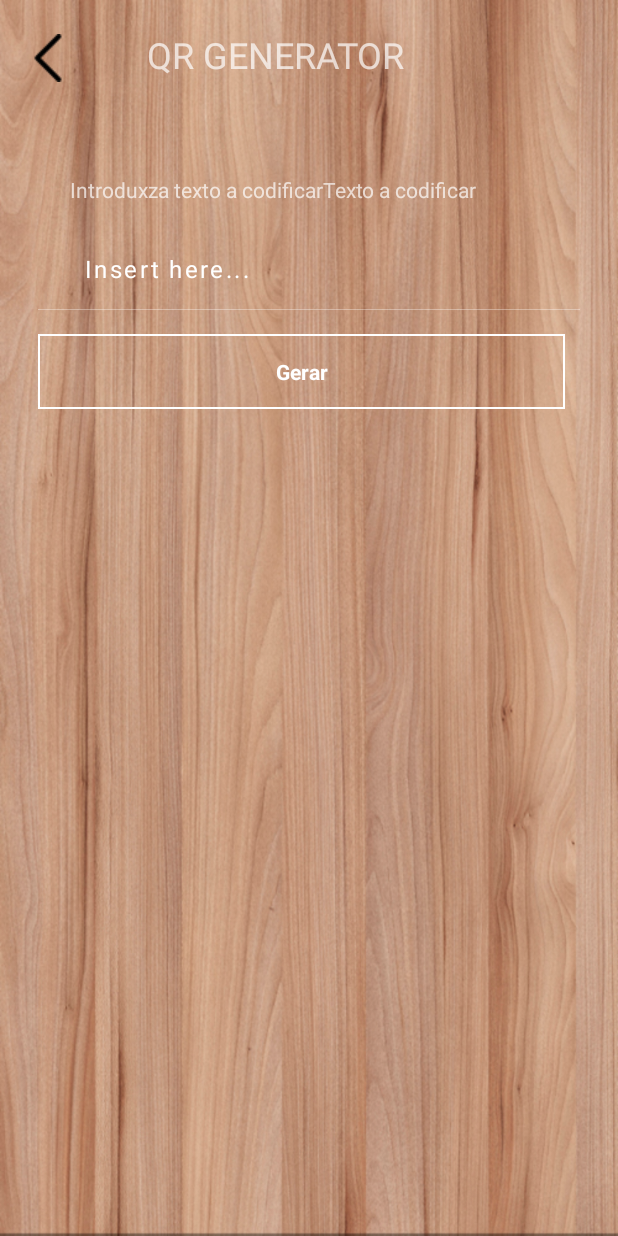
After one commit to argon7/PINT, an Android app: the GeneratorActivity screen opened directly, with no data from a screen before it, on a phone screen of 412 x 824 dp. The commit adds this screen. Run offline under Robolectric (Android 15) with nearby library versions, the phone set to English and light mode, and no system bars; libraries missing offline, so code that uses them is left out: com.journeyapps.barcodescanner.

Commit message:
QRcode Generator

```diff
--- a/app/src/main/AndroidManifest.xml
+++ b/app/src/main/AndroidManifest.xml
@@ -2,7 +2,7 @@
 <manifest xmlns:android="http://schemas.android.com/apk/res/android"
     package="com.example.pint">
 
-    <uses-permission android:name="android.permission.INTERNET"/>
+    <uses-permission android:name="android.permission.INTERNET" />
 
     <application
         android:allowBackup="true"
@@ -11,7 +11,8 @@
         android:roundIcon="@mipmap/ic_launcher_round"
         android:supportsRtl="true"
         android:theme="@style/AppTheme">
-        <activity android:name=".MensagemActivity"></activity>
+        <activity android:name=".GeneratorActivity"></activity>
+        <activity android:name=".MensagemActivity" />
         <activity android:name=".AcercaActivity" />
         <activity android:name=".PermissoesActivity" />
         <activity
--- /dev/null
+++ b/app/src/main/java/com/example/pint/GeneratorActivity.java
@@ -0,0 +1,46 @@
+package com.example.pint;
+
+import android.graphics.Bitmap;
+import android.os.Bundle;
+import android.support.v7.app.AppCompatActivity;
+import android.view.View;
+import android.widget.EditText;
+import android.widget.ImageView;
+import android.widget.TextView;
+
+import com.google.zxing.BarcodeFormat;
+import com.google.zxing.MultiFormatWriter;
+import com.google.zxing.WriterException;
+import com.google.zxing.common.BitMatrix;
+import com.journeyapps.barcodescanner.BarcodeEncoder;
+
+public class GeneratorActivity extends AppCompatActivity {
+    EditText text;
+    TextView gen_btn;
+    ImageView image;
+    @Override
+    protected void onCreate(Bundle savedInstanceState) {
+        super.onCreate(savedInstanceState);
+        setContentView(R.layout.activity_generator);
+        text=(EditText) findViewById(R.id.text);
+        gen_btn=findViewById(R.id.gen_btn);
+        image = (ImageView) findViewById(R.id.image_gen);
+        gen_btn.setOnClickListener(new View.OnClickListener() {
+            @Override
+            public void onClick(View v) {
+                MultiFormatWriter multiFormatWriter = new MultiFormatWriter();
+
+                try {
+                    BitMatrix bitMatrix = multiFormatWriter.encode("text2Qr", BarcodeFormat.QR_CODE,200,200);
+                    BarcodeEncoder barcodeEncoder= new BarcodeEncoder();
+                    Bitmap bitmap= barcodeEncoder.createBitmap(bitMatrix);
+                    image.setImageBitmap(bitmap);
+                } catch(WriterException e){
+                    e.printStackTrace();
+                }
+
+            }
+
+        });
+    }
+}
--- a/app/src/main/java/com/example/pint/MainActivity.java
+++ b/app/src/main/java/com/example/pint/MainActivity.java
@@ -29,7 +29,7 @@ public class MainActivity extends AppCompatActivity {
 
 
 
-    TextView esqpass, registar, login;
+    TextView esqpass, registar, login,QRGen;
 
     @Override
     protected void onCreate(Bundle savedInstanceState) {
@@ -76,6 +76,7 @@ public class MainActivity extends AppCompatActivity {
         registar = (TextView) findViewById(R.id.btnRegistar);
         login = (TextView) findViewById(R.id.btnLogin);
 
+
         final Intent esq = new Intent(this, EsquecerPasswordActivity.class);
         final Intent reg = new Intent(this, RegistarActivity.class);
         final Intent log = new Intent(this, HomeActivity.class);
@@ -95,6 +96,18 @@ public class MainActivity extends AppCompatActivity {
                 startActivity(log);
             }
         });
+
+
+        //QR
+        QRGen = (TextView) findViewById(R.id.QRGen);
+        final Intent qr = new Intent(this, GeneratorActivity.class);
+        QRGen.setOnClickListener(new View.OnClickListener() {
+            public void onClick(View v) {
+                startActivity(qr);
+            }
+        });
+        //...QR
+
     }
 
     private void showSignInOptions() {
@@ -118,6 +131,16 @@ public class MainActivity extends AppCompatActivity {
                 Toast.makeText(this, "" + user.getEmail(), Toast.LENGTH_SHORT).show();
                 //set buton signout
                 btn_sign_out.setEnabled(true);
+                //intent?
+                final Intent lol = new Intent(this, HomeActivity.class);
+
+
+                esqpass.setOnClickListener(new View.OnClickListener() {
+                    public void onClick(View v) {
+                        startActivity(lol);
+                    }
+                });
+
             }
             else
             {
--- a/app/src/main/res/layout-v21/activity_main.xml
+++ b/app/src/main/res/layout-v21/activity_main.xml
@@ -276,12 +276,21 @@
                 android:id="@+id/btn_sign_out_ac"
                 android:layout_width="wrap_content"
                 android:layout_height="wrap_content"
-                android:layout_marginStart="31dp"
-                android:layout_marginLeft="31dp"
-                android:layout_marginBottom="43dp"
+                android:layout_marginBottom="68dp"
                 android:text="btn_sign_out_ac"
                 app:layout_constraintBottom_toBottomOf="@+id/imgvw"
                 app:layout_constraintStart_toStartOf="@+id/imgvw" />
+
+            <Button
+                android:id="@+id/QRGen"
+                android:layout_width="wrap_content"
+                android:layout_height="wrap_content"
+                android:layout_marginStart="16dp"
+                android:layout_marginLeft="16dp"
+                android:layout_marginBottom="1dp"
+                android:text="Button"
+                app:layout_constraintBottom_toBottomOf="@+id/imgvw"
+                app:layout_constraintStart_toStartOf="@+id/bytes" />
 
         </android.support.constraint.ConstraintLayout>
     </ScrollView>
--- /dev/null
+++ b/app/src/main/res/layout/activity_generator.xml
@@ -0,0 +1,157 @@
+<?xml version="1.0" encoding="utf-8"?>
+<android.support.constraint.ConstraintLayout xmlns:android="http://schemas.android.com/apk/res/android"
+    xmlns:app="http://schemas.android.com/apk/res-auto"
+    xmlns:tools="http://schemas.android.com/tools"
+    android:layout_width="match_parent"
+    android:layout_height="match_parent"
+    android:background="@drawable/background">
+
+    <ScrollView
+        android:layout_width="match_parent"
+        android:layout_height="match_parent"
+        tools:layout_editor_absoluteX="0dp"
+        tools:layout_editor_absoluteY="0dp">
+
+        <android.support.constraint.ConstraintLayout
+            android:layout_width="match_parent"
+            android:layout_height="wrap_content">
+
+            <ImageView
+                android:id="@+id/btnVoltar"
+                android:layout_width="wrap_content"
+                android:layout_height="wrap_content"
+                android:layout_marginStart="16dp"
+                android:layout_marginLeft="16dp"
+                android:layout_marginTop="32dp"
+                android:layout_marginBottom="8dp"
+                app:layout_constraintBottom_toBottomOf="@+id/textView4"
+                app:layout_constraintStart_toStartOf="parent"
+                app:layout_constraintTop_toTopOf="parent"
+                app:srcCompat="@drawable/back" />
+
+            <TextView
+                android:id="@+id/textView4"
+                android:layout_width="wrap_content"
+                android:layout_height="wrap_content"
+                android:layout_marginStart="50dp"
+                android:layout_marginLeft="50dp"
+                android:layout_marginTop="20dp"
+                android:layout_marginEnd="8dp"
+                android:layout_marginRight="8dp"
+                android:text="QR GENERATOR"
+                android:textAppearance="@android:style/TextAppearance.Material.Medium.Inverse"
+                android:textSize="24sp"
+                app:layout_constraintEnd_toEndOf="parent"
+                app:layout_constraintHorizontal_bias="0.0"
+                app:layout_constraintStart_toEndOf="@+id/btnVoltar"
+                app:layout_constraintTop_toTopOf="parent" />
+
+            <TextView
+                android:id="@+id/textView6"
+                android:layout_width="319dp"
+                android:layout_height="wrap_content"
+                android:layout_marginStart="8dp"
+                android:layout_marginLeft="8dp"
+                android:layout_marginTop="64dp"
+                android:layout_marginEnd="8dp"
+                android:layout_marginRight="8dp"
+                android:text="Introduxza texto a codificarTexto a codificar "
+                android:textAppearance="@android:style/TextAppearance.Material.Small.Inverse"
+                app:layout_constraintEnd_toEndOf="parent"
+                app:layout_constraintStart_toStartOf="parent"
+                app:layout_constraintTop_toBottomOf="@+id/textView4" />
+
+            <LinearLayout
+                android:id="@+id/lnrlyout"
+                android:layout_width="0dp"
+                android:layout_height="wrap_content"
+                android:layout_marginTop="16dp"
+                android:gravity="center"
+                android:paddingLeft="25dp"
+                android:paddingRight="25dp"
+                app:layout_constraintEnd_toEndOf="parent"
+                app:layout_constraintHorizontal_bias="1.0"
+                app:layout_constraintStart_toStartOf="parent"
+                app:layout_constraintTop_toBottomOf="@+id/textView6">
+
+                <LinearLayout
+                    android:layout_width="match_parent"
+                    android:layout_height="wrap_content"
+                    android:orientation="vertical">
+
+                    <LinearLayout
+                        android:layout_width="match_parent"
+                        android:layout_height="wrap_content"
+                        android:orientation="horizontal"
+                        android:padding="16dp">
+
+                        <EditText
+                            android:id="@+id/txtEmail"
+                            android:layout_width="match_parent"
+                            android:layout_height="wrap_content"
+                            android:layout_marginLeft="15dp"
+                            android:background="#00000000"
+                            android:hint="Endereço Email"
+                            android:inputType="text"
+                            android:letterSpacing="0.1"
+                            android:text="Insert here..."
+                            android:textColor="#fff"
+                            android:textColorHint="#fff"
+                            android:textSize="16dp" />
+                    </LinearLayout>
+
+                    <LinearLayout
+                        android:layout_width="match_parent"
+                        android:layout_height="0.5dp"
+                        android:background="#5fff">
+
+                    </LinearLayout>
+
+                </LinearLayout>
+            </LinearLayout>
+
+            <LinearLayout
+                android:id="@+id/linearLayout"
+                android:layout_width="0dp"
+                android:layout_height="wrap_content"
+                android:layout_marginStart="25dp"
+                android:layout_marginLeft="25dp"
+                android:layout_marginTop="16dp"
+                android:layout_marginEnd="25dp"
+                android:layout_marginRight="25dp"
+                android:layout_marginBottom="8dp"
+                android:orientation="horizontal"
+                app:layout_constraintBottom_toBottomOf="parent"
+                app:layout_constraintEnd_toEndOf="parent"
+                app:layout_constraintHorizontal_bias="1.0"
+                app:layout_constraintStart_toStartOf="parent"
+                app:layout_constraintTop_toBottomOf="@+id/lnrlyout">
+
+                <TextView
+                    android:id="@+id/gen_btn"
+                    android:layout_width="wrap_content"
+                    android:layout_height="wrap_content"
+                    android:layout_marginRight="10dp"
+                    android:layout_weight="1"
+                    android:background="@drawable/border"
+                    android:gravity="center"
+                    android:padding="15dp"
+                    android:text="Gerar"
+                    android:textColor="#fff"
+                    android:textStyle="bold" />
+
+            </LinearLayout>
+
+        </android.support.constraint.ConstraintLayout>
+    </ScrollView>
+
+    <ImageView
+        android:id="@+id/image_gen"
+        android:layout_width="match_parent"
+        android:layout_height="match_parent"
+        android:layout_marginTop="250dp"
+        tools:layout_editor_absoluteX="-16dp"
+        tools:layout_editor_absoluteY="94dp"
+        tools:srcCompat="@tools:sample/backgrounds/scenic" />
+
+</android.support.constraint.ConstraintLayout>
--- a/app/src/main/res/layout/activity_main.xml
+++ b/app/src/main/res/layout/activity_main.xml
@@ -282,6 +282,14 @@
                 app:layout_constraintEnd_toEndOf="@+id/imgvw"
                 app:layout_constraintTop_toTopOf="@+id/imgvw" />
 
+            <Button
+                android:id="@+id/QRGen"
+                android:layout_width="wrap_content"
+                android:layout_height="wrap_content"
+                android:text="Button"
+                tools:layout_editor_absoluteX="272dp"
+                tools:layout_editor_absoluteY="123dp" />
+
         </android.support.constraint.ConstraintLayout>
     </ScrollView>
 </android.support.constraint.ConstraintLayout>
--- a/app/src/main/res/values/styles.xml
+++ b/app/src/main/res/values/styles.xml
@@ -20,6 +20,7 @@
 
     <style name="Theme_for_Login" parent="Theme.AppCompat">
         <item name="android:windowBackground">@android:color/white</item>
+        <item name="android:textColor">@android:color/black</item>
 
     </style>
 
```
Also changed, not shown: app/build.gradle (+6 -1 lines), 1 other file.
